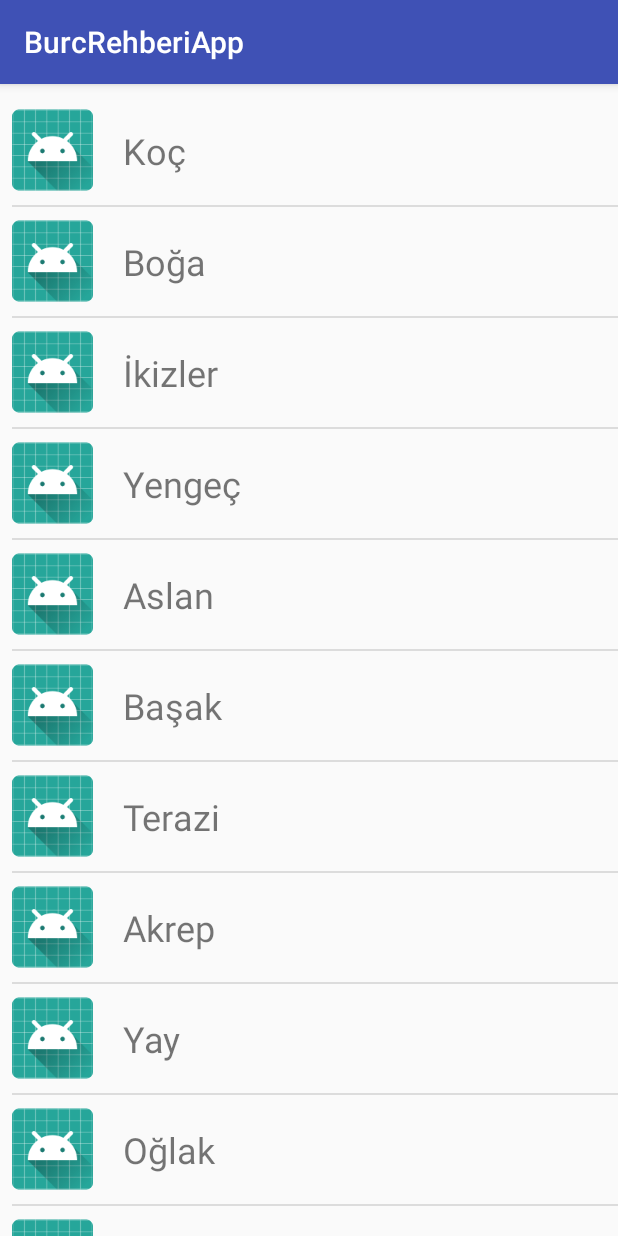
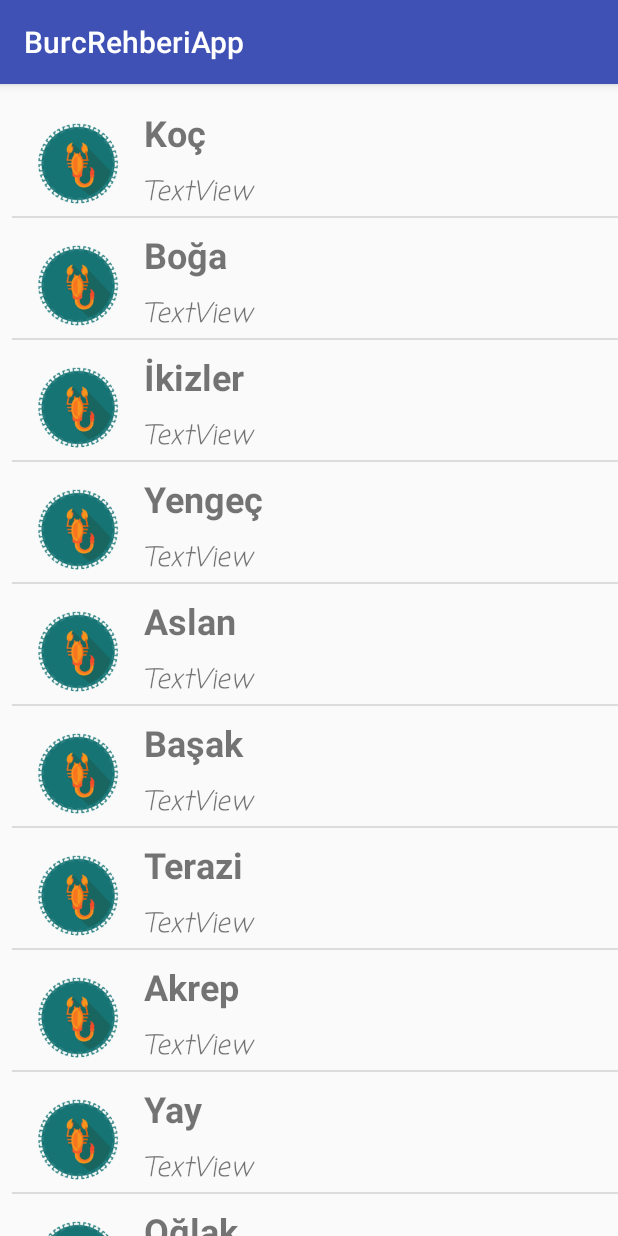
Before and after one commit to emrealtunbilek/burcrehberi, an Android app: the screen it shows after launch (MainActivity), on a phone screen of 412 x 824 dp. Run offline under Robolectric (Android 15) with nearby library versions, the phone set to English and light mode, and no system bars.

```diff
--- /dev/null
+++ b/app/src/main/java/com/emrealtunbilek/burcrehberiapp/BurclarArrayAdapter.kt
@@ -0,0 +1,16 @@
+package com.emrealtunbilek.burcrehberiapp
+
+import android.content.Context
+import android.widget.ArrayAdapter
+
+/**
+ * Created by Emre on 25.12.2017.
+ */
+class BurclarArrayAdapter(context: Context?, resource: Int, textViewResourceId: Int, burcAdlari: Array<String>, burcTarihleri:Array<String>, burcResimleri:Array<Int>)
+    : ArrayAdapter<String>(context, resource, textViewResourceId, burcAdlari) {
+
+
+
+
+
+}
--- a/app/src/main/java/com/emrealtunbilek/burcrehberiapp/MainActivity.kt
+++ b/app/src/main/java/com/emrealtunbilek/burcrehberiapp/MainActivity.kt
@@ -1,49 +1,26 @@
 package com.emrealtunbilek.burcrehberiapp
 
-import android.content.Context
 import android.support.v7.app.AppCompatActivity
 import android.os.Bundle
-import android.view.LayoutInflater
-import android.view.View
-import android.widget.AdapterView
 import android.widget.ArrayAdapter
-import android.widget.TextView
-import android.widget.Toast
 import kotlinx.android.synthetic.main.activity_main.*
+
 
 class MainActivity : AppCompatActivity() {
 
-    var burclar= arrayOf("Koç","Boğa","İkizler","Yengeç","Aslan","Başak","Terazi","Akrep","Yay","Oğlak","Kova","Balık")
 
     override fun onCreate(savedInstanceState: Bundle?) {
         super.onCreate(savedInstanceState)
         setContentView(R.layout.activity_main)
 
-      // var burclarAdapter=ArrayAdapter<String>(this,android.R.layout.simple_list_item_1,burclar)
-        var burclarAdapter=ArrayAdapter<String>(this, R.layout.tek_satir, R.id.tvBurcAdi, burclar)
+        var burclar = resources.getStringArray(R.array.burclar)
+        var burcTarihleri = resources.getStringArray(R.array.burcTarih)
+        var burcResimleri = arrayOf(R.drawable.koc1, R.drawable.boga2, R.drawable.ikizler3, R.drawable.yengec4, R.drawable.aslan5, R.drawable.basak6,
+                R.drawable.terazi7, R.drawable.akrep8, R.drawable.yay9, R.drawable.oglak10, R.drawable.kova11, R.drawable.balik12)
 
-        listBurclar.adapter=burclarAdapter
-
-        /*listBurclar.setOnItemClickListener(object : AdapterView.OnItemClickListener {
-            override fun onItemClick(parent: AdapterView<*>?, view: View?, position: Int, id: Long) {
-
-                var gecici=view as TextView
-
-                Toast.makeText(this@MainActivity, "Tıklanıldı : "+gecici.text.toString()+ " Pos:"+position,Toast.LENGTH_SHORT).show()
-
-            }
-
-        })*/
-
-        listBurclar.setOnItemClickListener { parent, view, position, id ->
-
-            var gecici=view as TextView
-
-            Toast.makeText(this@MainActivity, "Tıklanıldı : "+gecici.text.toString()+ " Pos:"+position,Toast.LENGTH_SHORT).show()
-
-        }
-
-
+        //var myAdapter=ArrayAdapter<String>(this,R.layout.tek_satir, R.id.tvBurcAdi, burclar)
+        var myAdapter=BurclarArrayAdapter(this, R.layout.tek_satir,R.id.tvBurcAdi, burclar, burcTarihleri,burcResimleri)
+        listBurclar.adapter=myAdapter
 
     }
 
--- a/app/src/main/res/layout/tek_satir.xml
+++ b/app/src/main/res/layout/tek_satir.xml
@@ -1,24 +1,47 @@
 <?xml version="1.0" encoding="utf-8"?>
-<LinearLayout xmlns:android="http://schemas.android.com/apk/res/android"
+<android.support.constraint.ConstraintLayout
+    xmlns:android="http://schemas.android.com/apk/res/android"
     xmlns:app="http://schemas.android.com/apk/res-auto"
+    xmlns:tools="http://schemas.android.com/tools"
     android:layout_width="match_parent"
-    android:layout_height="match_parent"
-    android:id="@+id/tekSatirlayout"
-    android:orientation="horizontal">
+    android:layout_height="match_parent">
 
     <ImageView
         android:id="@+id/imgBurcSembol"
         android:layout_width="72dp"
         android:layout_height="72dp"
-        android:layout_weight="1"
-        app:srcCompat="@mipmap/ic_launcher_round" />
+        android:layout_marginStart="8dp"
+        android:layout_marginTop="8dp"
+        app:layout_constraintStart_toStartOf="parent"
+        app:layout_constraintTop_toTopOf="parent"
+        app:srcCompat="@drawable/akrep8" />
 
     <TextView
         android:id="@+id/tvBurcAdi"
-        android:layout_width="match_parent"
+        android:layout_width="0dp"
         android:layout_height="wrap_content"
-        android:layout_margin="20dp"
+        android:layout_marginEnd="8dp"
+        android:layout_marginStart="8dp"
+        android:layout_marginTop="8dp"
+        android:text="TextView"
         android:textSize="24sp"
-        android:layout_weight="3"
-        android:text="Burç Adı" />
-</LinearLayout>
+        android:textStyle="bold"
+        app:layout_constraintEnd_toEndOf="parent"
+        app:layout_constraintStart_toEndOf="@+id/imgBurcSembol"
+        app:layout_constraintTop_toTopOf="parent" />
+
+    <TextView
+        android:id="@+id/tvBurcTarihi"
+        android:layout_width="0dp"
+        android:layout_height="wrap_content"
+        android:layout_marginEnd="8dp"
+        android:layout_marginTop="8dp"
+        android:fontFamily="casual"
+        android:text="TextView"
+        android:textSize="18sp"
+        android:textStyle="italic"
+        app:layout_constraintBottom_toBottomOf="@+id/imgBurcSembol"
+        app:layout_constraintEnd_toEndOf="parent"
+        app:layout_constraintStart_toStartOf="@+id/tvBurcAdi"
+        app:layout_constraintTop_toBottomOf="@+id/tvBurcAdi" />
+</android.support.constraint.ConstraintLayout>
--- a/app/src/main/res/values/arrays.xml
+++ b/app/src/main/res/values/arrays.xml
@@ -2,9 +2,35 @@
 <resources>
 
     <string-array name="burclar">
+        <item>Koç</item>
         <item>Boğa</item>
+        <item>İkizler</item>
+        <item>Yengeç</item>
+        <item>Aslan</item>
         <item>Başak</item>
+        <item>Terazi</item>
+        <item>Akrep</item>
+        <item>Yay</item>
+        <item>Oğlak</item>
         <item>Kova</item>
+        <item>Balık</item>
     </string-array>
 
+    <string-array name="burcTarih">
+        <item>21 Mart - 20 Nisan</item>
+        <item>21 Nisan - 21 Mayıs</item>
+        <item>22 Mayıs - 22 Haziran</item>
+        <item>23 Haziran - 22 Temmuz</item>
+        <item>23 Temmuz - 22 Ağustos</item>
+        <item>23 Ağustos - 22 Eylül</item>
+        <item>23 Eylül - 22 Ekim</item>
+        <item>23 Ekim - 21 Kasım</item>
+        <item>22 Kasım - 21 Aralık</item>
+        <item>22 Aralık - 21 Ocak</item>
+        <item>22 Ocak - 19 Şubat</item>
+        <item>20 Şubat - 20 Mart</item>
+    </string-array>
+
+
+
 </resources>
```
Also changed, not shown: app/src/main/res/drawable/akrep8.png (added), app/src/main/res/drawable/aslan5.png (added), app/src/main/res/drawable/balik12.png (added), app/src/main/res/drawable/basak6.png (added), app/src/main/res/drawable/boga2.png (added), app/src/main/res/drawable/ikizler3.png (added), app/src/main/res/drawable/koc1.png (added), app/src/main/res/drawable/kova11.png (added), app/src/main/res/drawable/oglak10.png (added), app/src/main/res/drawable/terazi7.png (added), app/src/main/res/drawable/yay9.png (added), app/src/main/res/drawable/yengec4.png (added).
